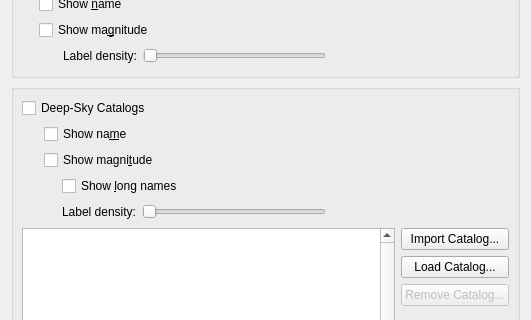
First picture: the form in kstars/options/opscatalog.ui, repository KDE/kstars, before the edit; both pictures show x 0 to 531 and y 84 to 404 of the 531 by 686 pixel window.
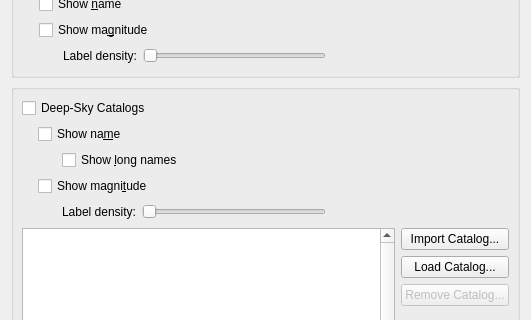
Second picture: the form after the edit. Custom widgets are drawn as their Qt base class.

Commit message:
Rearrange the configure dialog a little bit to sort "Show long names" under "Show name"
Patch from Lukas Middendorf

The edit to the form file:
```diff
--- a/kstars/options/opscatalog.ui
+++ b/kstars/options/opscatalog.ui
@@ -233,14 +233,11 @@
          </widget>
         </item>
         <item>
-         <layout class="QFormLayout" name="formLayout">
-          <property name="fieldGrowthPolicy">
-           <enum>QFormLayout::ExpandingFieldsGrow</enum>
-          </property>
+         <layout class="QHBoxLayout" name="horizontalLayout_1">
           <property name="topMargin">
            <number>0</number>
           </property>
-          <item row="0" column="0">
+          <item>
            <spacer name="horizontalSpacer_4">
             <property name="orientation">
              <enum>Qt::Horizontal</enum>
@@ -256,36 +253,13 @@
             </property>
            </spacer>
           </item>
-          <item row="0" column="1">
+          <item>
            <widget class="QCheckBox" name="kcfg_ShowDeepSkyNames">
             <property name="text">
              <string>Show na&amp;me</string>
             </property>
            </widget>
           </item>
-          <item row="1" column="0">
-           <spacer name="horizontalSpacer_5">
-            <property name="orientation">
-             <enum>Qt::Horizontal</enum>
-            </property>
-            <property name="sizeType">
-             <enum>QSizePolicy::Fixed</enum>
-            </property>
-            <property name="sizeHint" stdset="0">
-             <size>
-              <width>16</width>
-              <height>20</height>
-             </size>
-            </property>
-           </spacer>
-          </item>
-          <item row="1" column="1">
-           <widget class="QCheckBox" name="kcfg_ShowDeepSkyMagnitudes">
-            <property name="text">
-             <string>Show magni&amp;tude</string>
-            </property>
-           </widget>
-          </item>
          </layout>
         </item>
         <item>
@@ -331,6 +305,36 @@
           </item>
          </layout>
         </item>
+        <item>
+         <layout class="QHBoxLayout" name="horizontalLayout_4">
+          <property name="topMargin">
+           <number>0</number>
+          </property>
+          <item>
+           <spacer name="horizontalSpacer_5">
+            <property name="orientation">
+             <enum>Qt::Horizontal</enum>
+            </property>
+            <property name="sizeType">
+             <enum>QSizePolicy::Fixed</enum>
+            </property>
+            <property name="sizeHint" stdset="0">
+             <size>
+              <width>16</width>
+              <height>20</height>
+             </size>
+            </property>
+           </spacer>
+          </item>
+          <item>
+           <widget class="QCheckBox" name="kcfg_ShowDeepSkyMagnitudes">
+            <property name="text">
+             <string>Show magni&amp;tude</string>
+            </property>
+           </widget>
+          </item>
+         </layout>
+        </item>
         <item>
          <layout class="QHBoxLayout" name="horizontalLayout_2">
           <property name="bottomMargin">
```
